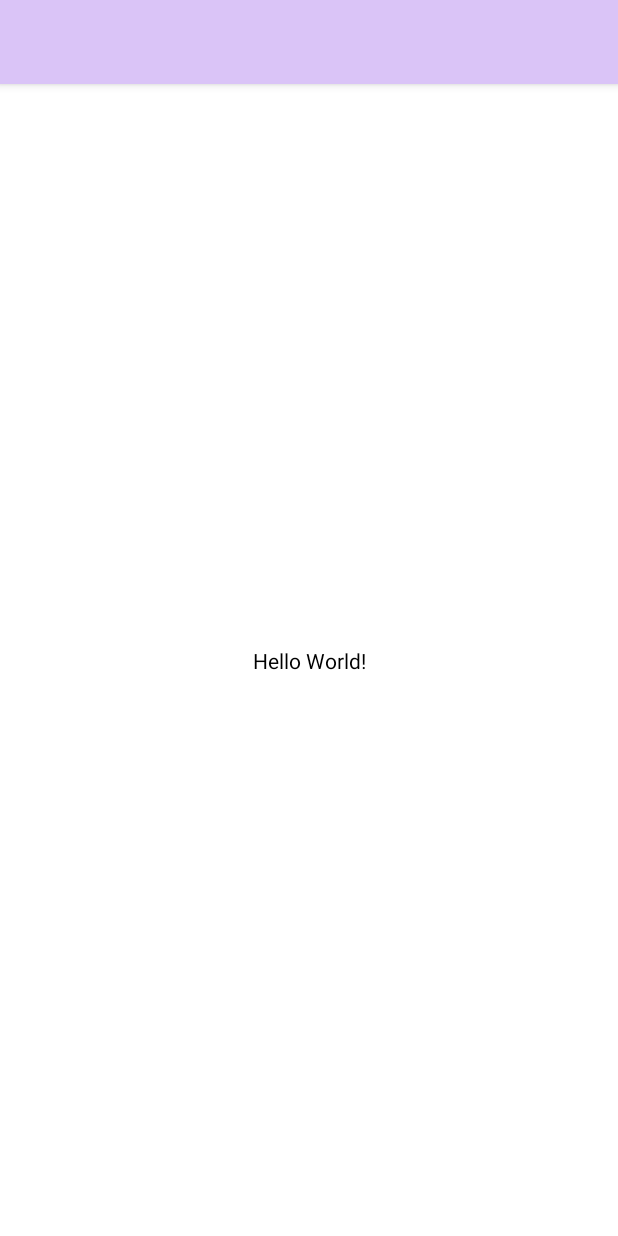
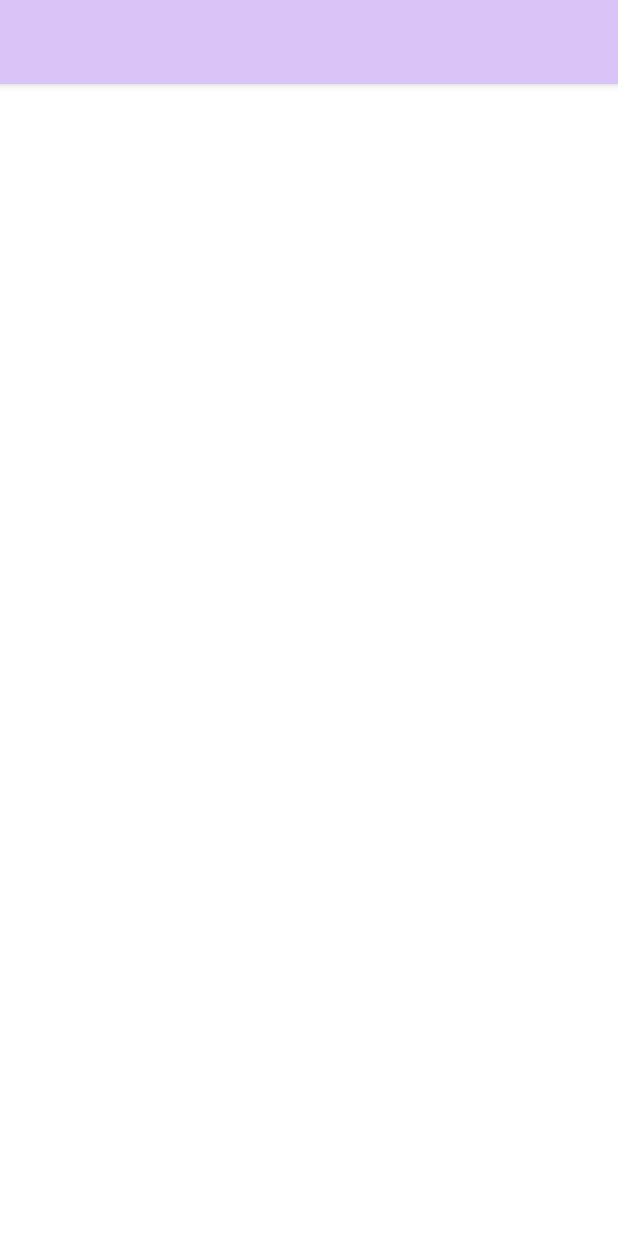
Before and after one commit to prateekthakur272/tasks, an Android app: the screen it shows after launch (MainActivity), on a phone screen of 412 x 824 dp. Run offline under Robolectric (Android 15) with nearby library versions, the phone set to English and light mode, and no system bars.

```diff
--- a/app/src/main/res/layout/activity_main.xml
+++ b/app/src/main/res/layout/activity_main.xml
@@ -6,13 +6,6 @@
     android:layout_height="match_parent"
     tools:context=".MainActivity">
 
-    <TextView
-        android:layout_width="wrap_content"
-        android:layout_height="wrap_content"
-        android:text="Hello World!"
-        app:layout_constraintBottom_toBottomOf="parent"
-        app:layout_constraintEnd_toEndOf="parent"
-        app:layout_constraintStart_toStartOf="parent"
-        app:layout_constraintTop_toTopOf="parent" />
+
 
 </androidx.constraintlayout.widget.ConstraintLayout>
--- a/app/src/main/res/values/themes.xml
+++ b/app/src/main/res/values/themes.xml
@@ -13,6 +13,5 @@
         <item name="android:statusBarColor">?attr/colorPrimary</item>
         <!-- Customize your theme here. -->
         <item name="android:textColor">@color/black</item>
-        <item name="android:buttonTint">@color/blizzard_blue</item>
     </style>
 </resources>
```
